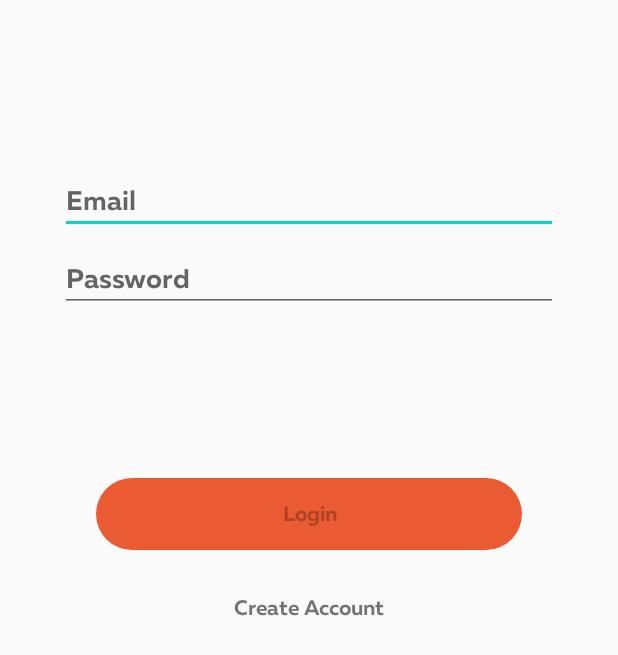
After one commit to Remakswell/NotesPark, an Android app: the LoginActivity screen opened directly, with no data from a screen before it, on a phone screen of 412 x 824 dp. The commit adds this screen. Shown: the top 655 px of the screen. Run offline under Robolectric (Android 15) with nearby library versions, the phone set to English and light mode, and no system bars; our stand-ins replace Dagger/Hilt's generated code.

Commit message:
Added login screen

```diff
--- /dev/null
+++ b/app/src/main/java/com/notespark/screens/login/LoginActivity.kt
@@ -0,0 +1,73 @@
+package com.notespark.screens.login
+
+import androidx.appcompat.app.AppCompatActivity
+import android.os.Bundle
+import android.view.View
+import com.notespark.App
+import com.notespark.R
+import com.notespark.common.Util.trimmedString
+import com.notespark.screens.login.di.DaggerLoginComponent
+import com.notespark.screens.login.di.LoginModule
+import kotlinx.android.synthetic.main.activity_login.*
+import javax.inject.Inject
+
+class LoginActivity : AppCompatActivity(), LoginView {
+
+    val component by lazy {
+        DaggerLoginComponent.builder()
+            .appComponent((application as App).component)
+            .activity(this)
+            .plus(LoginModule())
+            .build()
+    }
+
+    @Inject
+    lateinit var presenter: LoginPresenter
+
+    override fun onCreate(savedInstanceState: Bundle?) {
+        super.onCreate(savedInstanceState)
+        setContentView(R.layout.activity_login)
+        component.inject(this)
+        presenter.bindView(this)
+
+        initView()
+    }
+
+    override fun onDestroy() {
+        super.onDestroy()
+        presenter.unbindView()
+    }
+
+    override fun showProgress() {
+        progressBar.visibility = View.VISIBLE
+    }
+
+    override fun hideProgress() {
+        progressBar.visibility = View.GONE
+    }
+
+    override fun clearErrors() {
+        emailInput.error = null
+        passwordInput.error = null
+    }
+
+    override fun showEmptyEmailError() {
+        getString(R.string.empty_field)
+    }
+
+    override fun showInvalidEmailError() {
+        getString(R.string.invalid_email)
+    }
+
+    override fun showEmptyPasswordError() {
+        getString(R.string.empty_field)
+    }
+
+    override fun showInvalidPasswordError() {
+        getString(R.string.invalid_password)
+    }
+
+    private fun initView(){
+        signInBtn.setOnClickListener { presenter.loginUser(emailInput.trimmedString(), passwordInput.trimmedString()) }
+    }
+}
--- /dev/null
+++ b/app/src/main/java/com/notespark/screens/login/LoginPresenter.kt
@@ -0,0 +1,22 @@
+package com.notespark.screens.login
+
+import com.notespark.common.Util.ValidatorUtil.isEmailValid
+import com.notespark.common.Util.ValidatorUtil.isPasswordValid
+import com.notespark.common.arch.Presenter
+
+class LoginPresenter : Presenter<LoginView>() {
+
+    fun loginUser(email: String, password: String){
+        view?.clearErrors()
+        view?.showProgress()
+        when {
+            email.isBlank() -> view?.showEmptyEmailError()
+            !isEmailValid(email) -> view?.showInvalidEmailError()
+            password.isBlank() -> view?.showEmptyPasswordError()
+            !isPasswordValid(password) -> view?.showInvalidPasswordError()
+            else -> {
+                //
+            }
+        }
+    }
+}
--- /dev/null
+++ b/app/src/main/java/com/notespark/screens/login/LoginView.kt
@@ -0,0 +1,13 @@
+package com.notespark.screens.login
+
+import com.notespark.common.arch.View
+
+interface LoginView : View {
+    fun showProgress()
+    fun hideProgress()
+    fun clearErrors()
+    fun showEmptyEmailError()
+    fun showInvalidEmailError()
+    fun showEmptyPasswordError()
+    fun showInvalidPasswordError()
+}
--- /dev/null
+++ b/app/src/main/java/com/notespark/screens/login/di/LoginComponent.kt
@@ -0,0 +1,25 @@
+package com.notespark.screens.login.di
+
+import com.notespark.common.di.ActivityScope
+import com.notespark.common.di.AppComponent
+import com.notespark.screens.login.LoginActivity
+import dagger.BindsInstance
+import dagger.Component
+
+@ActivityScope
+@Component(modules = [LoginModule::class], dependencies = [AppComponent::class])
+interface LoginComponent {
+    fun inject(target: LoginActivity)
+
+    @Component.Builder
+    interface Builder{
+        @BindsInstance
+        fun activity(activity: LoginActivity): Builder
+
+        fun appComponent(component: AppComponent): Builder
+
+        fun plus(module: LoginModule): Builder
+
+        fun build(): LoginComponent
+    }
+}
--- /dev/null
+++ b/app/src/main/java/com/notespark/screens/login/di/LoginModule.kt
@@ -0,0 +1,14 @@
+package com.notespark.screens.login.di
+
+import com.notespark.common.di.ActivityScope
+import com.notespark.screens.login.LoginPresenter
+
+import dagger.Module
+import dagger.Provides
+
+@Module
+class LoginModule {
+    @Provides
+    @ActivityScope
+    fun presenter() = LoginPresenter()
+}
--- /dev/null
+++ b/app/src/main/res/drawable/button_orange_background.xml
@@ -0,0 +1,9 @@
+<?xml version="1.0" encoding="utf-8"?>
+<selector xmlns:android="http://schemas.android.com/apk/res/android">
+    <item>
+        <shape>
+            <solid android:color="@color/colorPrimaryDark" />
+            <corners android:radius="24dp" />
+        </shape>
+    </item>
+</selector>
--- /dev/null
+++ b/app/src/main/res/drawable/register_background.xml
@@ -0,0 +1,8 @@
+<?xml version="1.0" encoding="utf-8"?>
+<selector xmlns:android="http://schemas.android.com/apk/res/android">
+    <item android:state_pressed="true">
+        <shape>
+            <solid android:color="@color/colorPrimaryDark" />
+        </shape>
+    </item>
+</selector>
--- a/app/src/main/res/layout/activity_login.xml
+++ b/app/src/main/res/layout/activity_login.xml
@@ -2,8 +2,89 @@
 <androidx.constraintlayout.widget.ConstraintLayout xmlns:android="http://schemas.android.com/apk/res/android"
     xmlns:app="http://schemas.android.com/apk/res-auto"
     xmlns:tools="http://schemas.android.com/tools"
+    android:id="@+id/container"
     android:layout_width="match_parent"
     android:layout_height="match_parent"
+    android:padding="@dimen/app_margin_medium"
     tools:context=".screens.login.LoginActivity">
 
+    <EditText
+        android:id="@+id/emailInput"
+        android:layout_width="0dp"
+        android:layout_height="wrap_content"
+        android:layout_marginStart="@dimen/app_margin_semi_large"
+        android:layout_marginTop="96dp"
+        android:layout_marginEnd="@dimen/app_margin_semi_large"
+        android:fontFamily="@font/muller_bold"
+        android:hint="@string/prompt_email"
+        android:inputType="textEmailAddress"
+        android:selectAllOnFocus="true"
+        app:layout_constraintEnd_toEndOf="parent"
+        app:layout_constraintStart_toStartOf="parent"
+        app:layout_constraintTop_toTopOf="parent" />
+
+    <EditText
+        android:id="@+id/passwordInput"
+        android:layout_width="0dp"
+        android:layout_height="wrap_content"
+        android:layout_marginStart="@dimen/app_margin_semi_large"
+        android:layout_marginTop="@dimen/app_margin_small"
+        android:layout_marginEnd="@dimen/app_margin_semi_large"
+        android:fontFamily="@font/muller_bold"
+        android:hint="@string/prompt_password"
+        android:imeActionLabel="@string/action_sign_in_short"
+        android:imeOptions="actionDone"
+        android:inputType="textPassword"
+        android:selectAllOnFocus="true"
+        app:layout_constraintEnd_toEndOf="parent"
+        app:layout_constraintStart_toStartOf="parent"
+        app:layout_constraintTop_toBottomOf="@+id/emailInput" />
+
+    <Button
+        android:id="@+id/signInBtn"
+        style="@style/Button.Orange"
+        android:layout_width="0dp"
+        android:layout_height="wrap_content"
+        android:layout_gravity="start"
+        android:layout_marginStart="48dp"
+        android:layout_marginTop="@dimen/app_margin_medium"
+        android:layout_marginEnd="48dp"
+        android:layout_marginBottom="64dp"
+        android:enabled="false"
+        android:padding="@dimen/app_margin_small"
+        android:text="@string/action_sign_in"
+        app:layout_constraintBottom_toBottomOf="parent"
+        app:layout_constraintEnd_toEndOf="parent"
+        app:layout_constraintStart_toStartOf="parent"
+        app:layout_constraintTop_toBottomOf="@+id/passwordInput"
+        app:layout_constraintVertical_bias="0.2" />
+
+    <ProgressBar
+        android:id="@+id/progressBar"
+        android:layout_width="wrap_content"
+        android:layout_height="wrap_content"
+        android:layout_gravity="center"
+        android:layout_marginStart="@dimen/app_margin_large"
+        android:layout_marginTop="64dp"
+        android:layout_marginEnd="@dimen/app_margin_large"
+        android:layout_marginBottom="64dp"
+        android:visibility="gone"
+        app:layout_constraintBottom_toBottomOf="parent"
+        app:layout_constraintEnd_toEndOf="@+id/passwordInput"
+        app:layout_constraintStart_toStartOf="@+id/passwordInput"
+        app:layout_constraintTop_toTopOf="parent"
+        app:layout_constraintVertical_bias="0.3" />
+
+    <TextView
+        android:id="@+id/create_account"
+        android:layout_width="wrap_content"
+        android:layout_height="wrap_content"
+        android:background="@drawable/register_background"
+        android:layout_marginTop="@dimen/app_margin_semi_large"
+        android:padding="5dp"
+        android:fontFamily="@font/muller_bold"
+        android:text="@string/action_sign_up"
+        app:layout_constraintEnd_toEndOf="parent"
+        app:layout_constraintStart_toStartOf="parent"
+        app:layout_constraintTop_toBottomOf="@+id/signInBtn" />
 </androidx.constraintlayout.widget.ConstraintLayout>
--- a/app/src/main/res/values/colors.xml
+++ b/app/src/main/res/values/colors.xml
@@ -1,6 +1,6 @@
 <?xml version="1.0" encoding="utf-8"?>
 <resources>
-    <color name="colorPrimary">#6200EE</color>
-    <color name="colorPrimaryDark">#3700B3</color>
+    <color name="colorPrimary">#e36947</color>
+    <color name="colorPrimaryDark">#ea5b33</color>
     <color name="colorAccent">#03DAC5</color>
 </resources>
--- a/app/src/main/res/values/dimens.xml
+++ b/app/src/main/res/values/dimens.xml
@@ -1,3 +1,25 @@
 <resources>
     <dimen name="fab_margin">16dp</dimen>
+    <!-- Margins -->
+    <dimen name="app_margin_large">32dp</dimen>
+    <dimen name="app_margin_semi_large">24dp</dimen>
+    <dimen name="app_margin_medium">16dp</dimen>
+    <dimen name="app_margin_small">8dp</dimen>
+    <dimen name="app_margin_smallest">4dp</dimen>
+
+    <!-- Fonts -->
+    <dimen name="app_font_8">8sp</dimen>
+    <dimen name="app_font_10">10sp</dimen>
+    <dimen name="app_font_12">12sp</dimen>
+    <dimen name="app_font_14">14sp</dimen>
+    <dimen name="app_font_15">15sp</dimen>
+    <dimen name="app_font_16">16sp</dimen>
+    <dimen name="app_font_18">18sp</dimen>
+    <dimen name="app_font_20">20sp</dimen>
+    <dimen name="app_font_22">22sp</dimen>
+    <dimen name="app_font_24">24sp</dimen>
+    <dimen name="app_font_25">25sp</dimen>
+    <dimen name="app_font_30">30sp</dimen>
+    <dimen name="app_font_75">75sp</dimen>
+    <dimen name="app_font_50">50sp</dimen>
 </resources>
--- a/app/src/main/res/values/strings.xml
+++ b/app/src/main/res/values/strings.xml
@@ -1,4 +1,17 @@
 <resources>
     <string name="app_name">NotesPark</string>
     <string name="action_settings">Settings</string>
+
+    <!--Login-->
+    <string name="prompt_email">Email</string>
+    <string name="prompt_password">Password</string>
+    <string name="action_sign_in">Login</string>
+    <string name="action_sign_up">Create Account</string>
+    <string name="action_sign_in_short">Sign in</string>
+    <string name="action_sign_up_short">Sign up</string>
+
+    <!--Errors-->
+    <string name="empty_field">This field cannot be empty</string>
+    <string name="invalid_email">Incorrect Email</string>
+    <string name="invalid_password">Incorrect Password. You must use at least one symbol</string>
 </resources>
--- a/app/src/main/res/values/styles.xml
+++ b/app/src/main/res/values/styles.xml
@@ -16,4 +16,13 @@
 
     <style name="AppTheme.PopupOverlay" parent="ThemeOverlay.AppCompat.Light" />
 
+    <style name="Button" parent="Widget.AppCompat.Button">
+        <item name="android:textAllCaps">false</item>
+        <item name="android:fontFamily">@font/muller_bold</item>
+    </style>
+
+    <style name="Button.Orange">
+        <item name="android:background">@drawable/button_orange_background</item>
+    </style>
+
 </resources>
```
Also changed, not shown: app/src/main/res/font/muller_bold.ttf (added), app/src/main/res/font/muller_bold_italic.ttf (added), app/src/main/res/font/muller_medium.ttf (added), app/src/main/res/font/muller_medium_italic.ttf (added).
